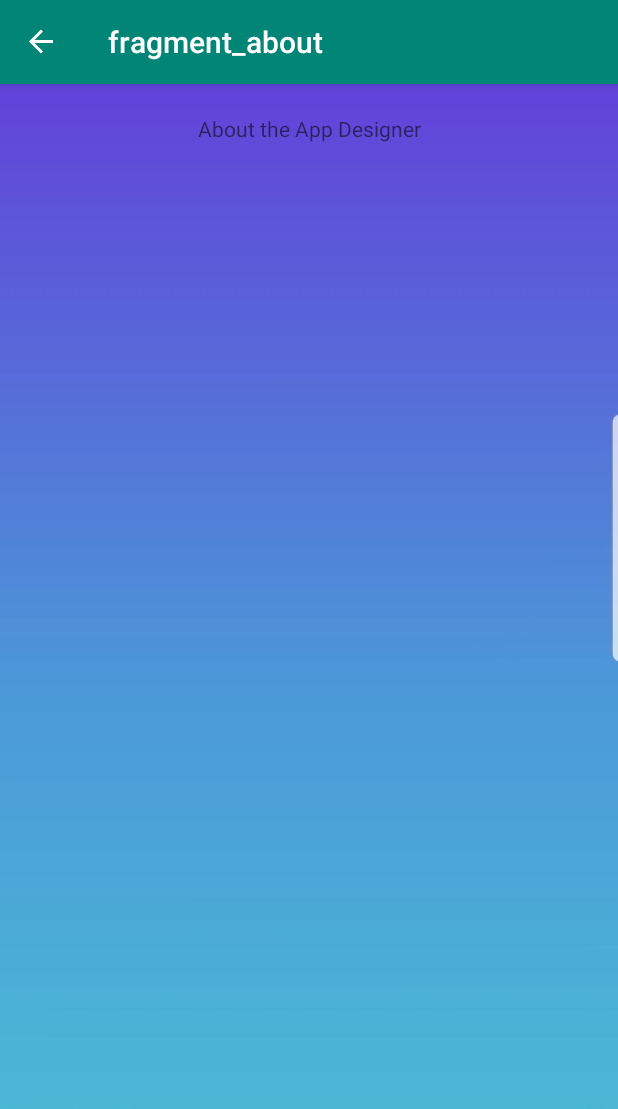
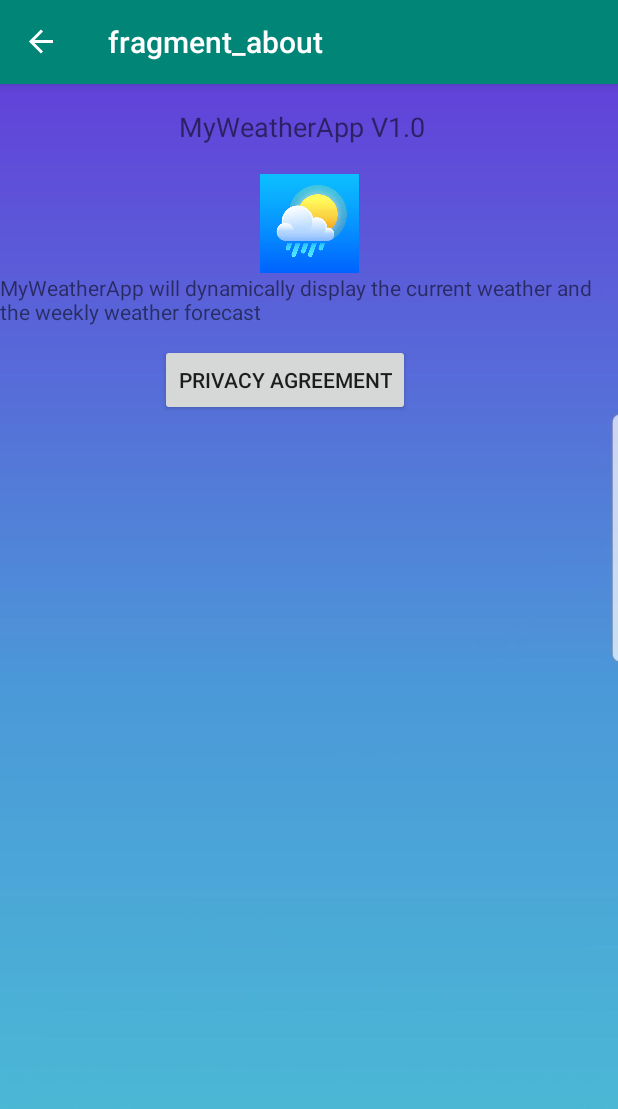
Before and after one commit to geethupadachery/MyWeatherApp, an Android app: the AboutFragment screen opened through its navigation route, on a phone screen of 412 x 824 dp. Shown: the top 1109 px of the screen. Run offline under Robolectric (Android 15) with nearby library versions, the phone set to English and light mode, and no system bars; our stand-ins replace data binding, navigation-ui; pictures from the network do not load; 3 statements that could not run were skipped.

Commit message:
Added About Page Features

```diff
--- a/app/src/main/java/sjsu/cmpe277/myandroidmulti/Network/WeatherFragment.kt
+++ b/app/src/main/java/sjsu/cmpe277/myandroidmulti/Network/WeatherFragment.kt
@@ -25,6 +25,8 @@ class WeatherFragment : Fragment() {
 
     private lateinit var viewModel: WeatherViewModel
     //private lateinit var citypassed: String
+     var latitude: String = ""
+     var longitude:String = ""
 
     override fun onCreateView(
         inflater: LayoutInflater, container: ViewGroup?,
@@ -42,7 +44,7 @@ class WeatherFragment : Fragment() {
        // view?.findNavController()?.navigate(R.id.action_edit_to_todaysWeather)
 
         var citypassed = WeatherFragmentArgs.fromBundle(arguments!!).cityname
-        Log.i(citypassed,"City name passed!")
+        Log.i(citypassed,"City name passed$!")
         viewModel.city.value = citypassed
 
         viewModel.weatherLiveData.observe(viewLifecycleOwner, Observer { weatherData ->
@@ -59,6 +61,12 @@ class WeatherFragment : Fragment() {
             binding.humidity?.text = weatherData.humidity
             binding.visibility?.text = weatherData.visibility
             binding.date?.text = weatherData.dateTime
+
+            latitude = weatherData.lat
+            longitude = weatherData.lon
+            Log.i(latitude,"Latitude onCreateView")
+            Log.i(longitude,"Longitude OnCreateView")
+
         })
 
 
@@ -86,6 +94,7 @@ class WeatherFragment : Fragment() {
             Log.i("citypassed is null","Setting Mountain View as default!")
         }
         viewModel.getWeatherProperties()
+
     }
 
     override fun onCreateOptionsMenu(menu: Menu, inflater: MenuInflater) {
--- a/app/src/main/java/sjsu/cmpe277/myandroidmulti/Network/WeeklyForecastFragment.kt
+++ b/app/src/main/java/sjsu/cmpe277/myandroidmulti/Network/WeeklyForecastFragment.kt
@@ -2,6 +2,7 @@ package sjsu.cmpe277.myandroidmulti.Network
 
 import androidx.lifecycle.ViewModelProviders
 import android.os.Bundle
+import android.util.Log
 import androidx.fragment.app.Fragment
 import android.view.LayoutInflater
 import android.view.View
@@ -12,6 +13,7 @@ import androidx.lifecycle.ViewModel
 import com.bumptech.glide.Glide
 
 import sjsu.cmpe277.myandroidmulti.R
+import sjsu.cmpe277.myandroidmulti.databinding.WeatherFragmentBinding
 import sjsu.cmpe277.myandroidmulti.databinding.WeeklyForecastFragmentBinding
 
 class WeeklyForecastFragment : Fragment() {
@@ -21,6 +23,8 @@ class WeeklyForecastFragment : Fragment() {
     }
 
     private lateinit var weeklyViewModel: WeeklyForecastViewModel
+    var latitude: String = ""
+    var longitude:String = ""
 
     override fun onCreateView(
         inflater: LayoutInflater, container: ViewGroup?,
@@ -38,6 +42,7 @@ class WeeklyForecastFragment : Fragment() {
             Glide.with(this).load(weeklyWeatherData.weatherConditionIconUrl).into(weeklyBinding.image0)
         })
 
+
         //return inflater.inflate(R.layout.weekly_forecast_fragment, container, false)
         return weeklyBinding.root
     }
@@ -45,7 +50,7 @@ class WeeklyForecastFragment : Fragment() {
     override fun onActivityCreated(savedInstanceState: Bundle?) {
         super.onActivityCreated(savedInstanceState)
         weeklyViewModel = ViewModelProviders.of(this).get(WeeklyForecastViewModel::class.java)
-        // TODO: Use the ViewModel
+
         }
 
 
--- a/app/src/main/res/layout/fragment_about.xml
+++ b/app/src/main/res/layout/fragment_about.xml
@@ -1,4 +1,5 @@
 <?xml version="1.0" encoding="utf-8"?>
+
 <ScrollView xmlns:android="http://schemas.android.com/apk/res/android"
     xmlns:app="http://schemas.android.com/apk/res-auto"
     xmlns:tools="http://schemas.android.com/tools"
@@ -18,10 +19,47 @@
             android:id="@+id/textView3"
             android:layout_width="wrap_content"
             android:layout_height="wrap_content"
-            android:layout_marginTop="20dp"
+            android:layout_marginTop="16dp"
             android:text="@string/about_text"
+            android:textSize="18sp"
+            app:layout_constraintEnd_toEndOf="parent"
+            app:layout_constraintHorizontal_bias="0.481"
+            app:layout_constraintStart_toStartOf="parent"
+            app:layout_constraintTop_toTopOf="parent" />
+
+        <ImageView
+            android:id="@+id/imageView7"
+            android:layout_width="69dp"
+            android:layout_height="66dp"
+            android:layout_marginTop="60dp"
+            android:src="@drawable/weathericon"
             app:layout_constraintEnd_toEndOf="parent"
             app:layout_constraintStart_toStartOf="parent"
             app:layout_constraintTop_toTopOf="parent" />
+
+        <TextView
+            android:id="@+id/textView5"
+            android:layout_width="wrap_content"
+            android:layout_height="wrap_content"
+            android:text="@string/aboutdetails"
+            app:layout_constraintBottom_toBottomOf="parent"
+            app:layout_constraintEnd_toEndOf="parent"
+            app:layout_constraintHorizontal_bias="0.0"
+            app:layout_constraintStart_toStartOf="parent"
+            app:layout_constraintTop_toBottomOf="@+id/imageView7"
+            app:layout_constraintVertical_bias="0.0" />
+
+        <Button
+            android:id="@+id/button5"
+            android:layout_width="wrap_content"
+            android:layout_height="wrap_content"
+            android:layout_marginTop="12dp"
+            android:text="Privacy Agreement"
+            app:layout_constraintBottom_toBottomOf="parent"
+            app:layout_constraintEnd_toEndOf="parent"
+            app:layout_constraintHorizontal_bias="0.434"
+            app:layout_constraintStart_toStartOf="parent"
+            app:layout_constraintTop_toBottomOf="@+id/textView5"
+            app:layout_constraintVertical_bias="0.0" />
     </androidx.constraintlayout.widget.ConstraintLayout>
 </ScrollView>
--- a/app/src/main/res/layout/nav_header.xml
+++ b/app/src/main/res/layout/nav_header.xml
@@ -4,7 +4,7 @@
     android:id="@+id/navHeader"
     android:layout_width="match_parent"
     android:layout_height="192dp"
-    android:background="@drawable/background"
+    android:background="@drawable/background2"
     android:orientation="vertical"
     android:padding="16dp">
 
@@ -19,7 +19,7 @@
         app:layout_constraintEnd_toEndOf="parent"
         app:layout_constraintStart_toStartOf="parent"
         app:layout_constraintTop_toTopOf="parent"
-        app:srcCompat="@drawable/sunrise" />
+        app:srcCompat="@drawable/weathericon" />
 
     <TextView
         android:id="@+id/textView4"
--- a/app/src/main/res/layout/weather_fragment.xml
+++ b/app/src/main/res/layout/weather_fragment.xml
@@ -21,7 +21,7 @@
         android:id="@+id/todaysWeather"
         android:layout_width="match_parent"
         android:layout_height="match_parent"
-        android:background="@drawable/background">
+        android:background="@drawable/background2">
 
         <RelativeLayout
             android:id="@+id/main"
--- a/app/src/main/res/navigation/navigation.xml
+++ b/app/src/main/res/navigation/navigation.xml
@@ -68,7 +68,7 @@
         <argument
             android:name="cityname"
             app:argType="string"
-            android:defaultValue="Chicago" />
+            android:defaultValue="San Jose" />
     </fragment>
     <fragment
         android:id="@+id/weeklyForecastFragment"
--- a/app/src/main/res/values/strings.xml
+++ b/app/src/main/res/values/strings.xml
@@ -12,7 +12,7 @@
     <string name="text_question">Please select the following options</string>
     <string name="button_next">Next</string>
     <string name="button_tryagain">Try Again</string>
-    <string name="about_text">About the App Designer</string>
+    <string name="about_text">MyWeatherApp V1.0</string>
     <string name="about_title">About</string>
     <string name="drawone_menu">Draw Item One</string>
     <string name="drawone_text">You Selected Draw One</string>
@@ -22,5 +22,6 @@
     <string name="text_riskscorelabel">Your risk score</string>
     <string name="button_getscore">Get risk score</string>
     <string name="popup">Edit Location</string>
+    <string name="aboutdetails"> MyWeatherApp will dynamically display the current weather and the weekly weather forecast</string>
 
 </resources>
```
Also changed, not shown: app/src/main/res/drawable/background1.jpeg (added), app/src/main/res/drawable/background2.jpg (added), app/src/main/res/drawable/weathericon.png (added).
